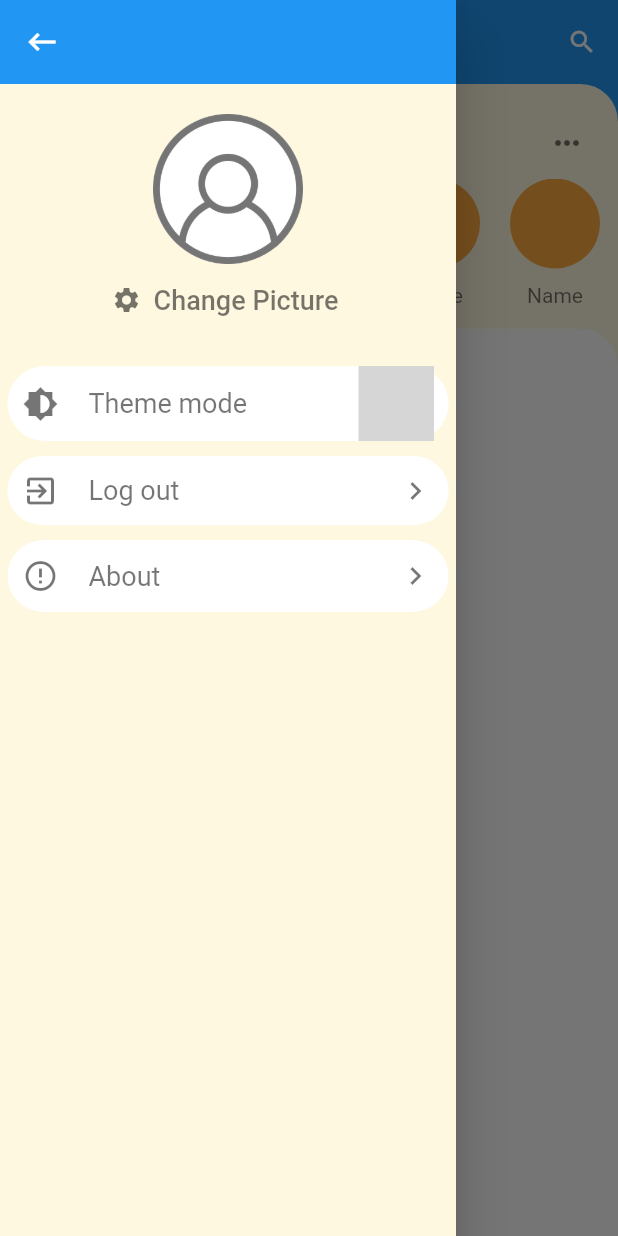
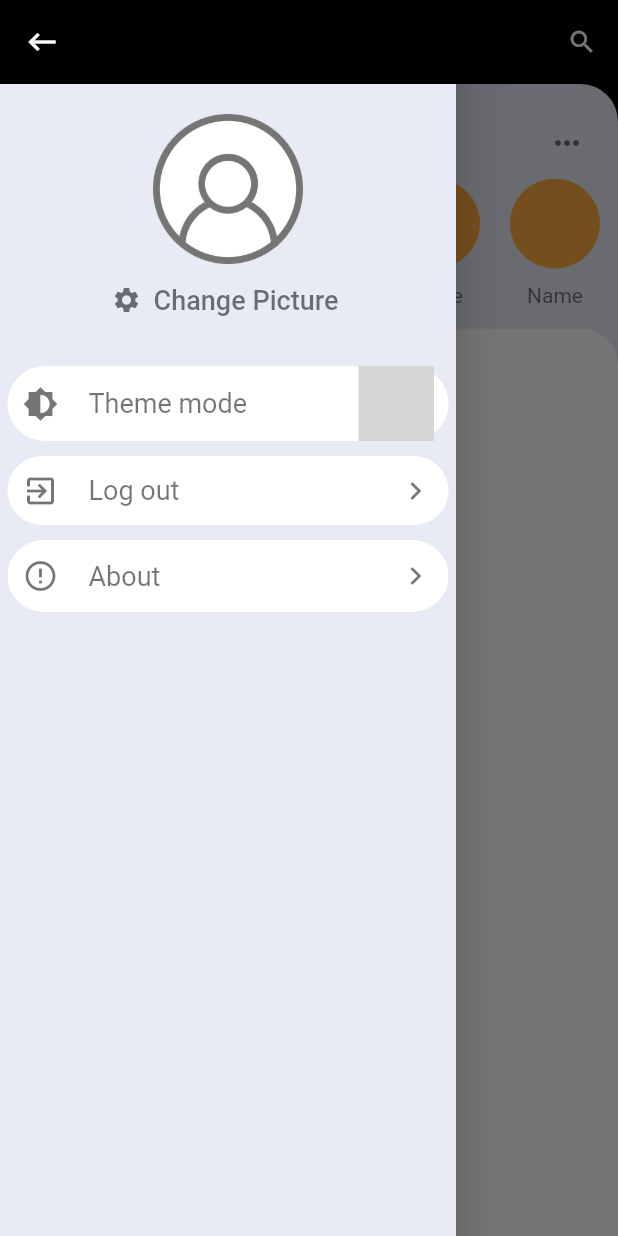
Before and after one commit to YusufAbdelaziz/chat_app, a Flutter app: the ChatListScreen screen opened directly, in the side drawer, after a tap on "Theme mode", on a phone screen of 412 x 824 dp. Run offline on Flutter 3.47's test engine with Material 2 defaults, Android fonts, the phone set to English and light mode, and no system bars; drawn by our look-alikes of auto_size_text, flare_flutter; our stand-ins replace bloc, cloud_firestore, connectivity, equatable, firebase_auth, flutter_bloc and 6 more; missing offline and left inert: emoji_picker, flare_splash_screen, flutter_facebook_login; accounts and stored records are empty; grey boxes are pictures that could not be loaded.

Commit message:
Adding dark theme.
- Adding theme_bloc.dart which is responsible of switching between different mode.
- Adding comments in auth_repository.dart, user_repository.dart and firestore_repository.dart.
- Fetching user data from Hive in main method so you can determine if the user is authenticated or what theme has the user chosen early.
- Adding theme_mode.dart class which has the different themes to use or change.
- Adding theme setter and getter methods in user_repository.dart.

```diff
--- a/lib/api/firestore_repository.dart
+++ b/lib/api/firestore_repository.dart
@@ -21,6 +21,8 @@ class FirestoreRepository {
 
   /// Adding the user to the firestore database.
   Future<void> addFirestoreUser({@required Map<String, dynamic> userData}) async {
+    /// The document id should be the user email as the id of the user changes so you don't want
+    /// duplicate documents.
     await _firestoreInstance.collection('users').document(userData['userEmail']).setData(userData);
   }
 
--- a/lib/api/user_repository.dart
+++ b/lib/api/user_repository.dart
@@ -2,7 +2,7 @@ import 'package:firebase_auth/firebase_auth.dart';
 import 'package:flutter/cupertino.dart';
 import 'package:google_sign_in/google_sign_in.dart';
 import 'package:hive/hive.dart';
-import 'dart:convert';
+
 import '../models/user.dart';
 
 /// A Singleton class that is capable of changing the user data.
@@ -19,6 +19,8 @@ class UserRepository {
     await saveUserData();
   }
 
+  /// Updates the user model with what you get from facebook account like email, display name,
+  /// and photo url.
   Future<void> updateFacebookUserInfo(
       {@required Map<String, dynamic> profileData, @required FirebaseUser firebaseUser}) async {
     _user.name = profileData['name'];
@@ -28,10 +30,12 @@ class UserRepository {
     await _updateUserInfo(firebaseUser: firebaseUser);
   }
 
+  /// Updating the user model when user signs in.
   Future<void> updateSignInUserInfo({@required FirebaseUser firebaseUser}) async {
     await _updateUserInfo(firebaseUser: firebaseUser);
   }
 
+  /// Updating the user model when user signs up.
   Future<void> updateSignUpUserInfo(
       {@required FirebaseUser firebaseUser, @required String name}) async {
     _user.name = name;
@@ -41,6 +45,7 @@ class UserRepository {
     await _updateUserInfo(firebaseUser: firebaseUser);
   }
 
+  /// Updates the user model with what you get from google account like email, display name, and photo url.
   Future<void> updateGoogleUserInfo(
       {@required GoogleSignInAccount googleAccount, @required FirebaseUser firebaseUser}) async {
     _user.name = googleAccount.displayName;
@@ -53,7 +58,7 @@ class UserRepository {
   /// Saves user data using Hive.
   Future<void> saveUserData() async {
     /// Declare the userBox variable then check if there's a box opened or not, so you cover the
-    /// scenario in which the user may log in so the his data is saved and logged out so his data is
+    /// scenario in which the user may log in so his data is saved and then he logged out so his data is
     /// removed therefore the box is removed and lastly the user logged in again so you have to re-
     /// create the box once again.
     Box<dynamic> userBox;
@@ -64,37 +69,41 @@ class UserRepository {
     userBox.put(0, _user.toJson());
   }
 
-  /// Fetches data from Hive
+  /// Fetches data from Hive.
   Future<void> fetchUserData() async {
     var userBox = await Hive.openBox(userBoxName);
     if (userBox.isNotEmpty) {
       print('we got dataaaa');
-      _user.changeSingletonFromJson(userBox.getAt(0));
+      _user.changeUserFromJson(userBox.getAt(0));
     } else {
       print('box is empty');
     }
   }
 
-  /// Deletes the user info from the app and setting the token to null to return back to auth screen.
+  /// Deletes the user info from the app and sets the token to null to return back to auth screen.
   Future<void> clearUserData() async {
     await Hive.deleteBoxFromDisk(userBoxName);
     _user.token = null;
     _user.isVerified = false;
   }
 
+  /// Checks the if the token is not null and the token is not expired.
   bool isUserValid() {
     return _user.token != null && _user.tokenExpiryDate.isAfter(DateTime.now());
   }
 
-  void verifyEmail() {
+  /// Verifying the user at runtime and saves the verification state using Hive.
+  Future<void> verifyEmail() async {
     _user.isVerified = true;
-    saveUserData();
+    await saveUserData();
   }
 
+  /// Checks of the user is authenticated or not.
   bool isUserEmailVerified() {
     return _user.isVerified;
   }
 
+  /// Gets map of user information to store it in firestore database.
   Map<String, dynamic> getFirestoreUserData() {
     return {
       'name': _user.name,
@@ -103,6 +112,13 @@ class UserRepository {
       'id': _user.id
     };
   }
+
+  Future<void> setUserTheme({@required isDarkMode}) async {
+    _user.isDarkMode = isDarkMode;
+    await saveUserData();
+  }
+
+  bool get isDarkMode => _user.isDarkMode;
 
   static UserRepository _userRepository;
   UserRepository._();
--- a/lib/bloc/auth_bloc/auth_bloc.dart
+++ b/lib/bloc/auth_bloc/auth_bloc.dart
@@ -6,7 +6,7 @@ import 'package:bloc/bloc.dart';
 import 'package:chatapp/api/auth_repository.dart';
 import './bloc.dart';
 
-/// This BLoC is responsible of tracking the authentication status of the user.
+/// Responsible of tracking the authentication status of the user.
 class AuthBloc extends Bloc<AuthEvent, AuthState> {
   final AuthRepository authRepository;
   bool isUserAuthenticated;
@@ -50,7 +50,10 @@ class AuthBloc extends Bloc<AuthEvent, AuthState> {
       isUserEmailVerified = authRepository.isUserEmailVerified();
     } else if (event is LoggedOut) {
       try {
+        /// After logging out, change the local variable.
         await authRepository.logOut();
+        isUserAuthenticated = await authRepository.isUserAuthenticated();
+        isUserEmailVerified = authRepository.isUserEmailVerified();
         yield LogoutSuccess();
       } catch (e, stacktrace) {
         print('LoggedOut stack trace --> ${stacktrace.toString()}');
--- /dev/null
+++ b/lib/bloc/theme_bloc/bloc.dart
@@ -0,0 +1,3 @@
+export 'theme_bloc.dart';
+export 'theme_event.dart';
+export 'theme_state.dart';
--- /dev/null
+++ b/lib/bloc/theme_bloc/theme_bloc.dart
@@ -0,0 +1,48 @@
+import 'dart:async';
+import 'package:bloc/bloc.dart';
+import 'package:chatapp/api/user_repository.dart';
+import 'package:flutter/cupertino.dart';
+import 'package:flutter/foundation.dart';
+import './bloc.dart';
+
+/// Responsible of checking the current theme and switching between the different themes.
+class ThemeBloc extends Bloc<ThemeEvent, ThemeState> {
+  final UserRepository userRepository;
+  final Brightness brightness;
+  ThemeBloc({@required this.userRepository, @required this.brightness});
+  @override
+  ThemeState get initialState => InitialThemeState();
+
+  @override
+  Stream<ThemeState> mapEventToState(
+    ThemeEvent event,
+  ) async* {
+    if (event is ThemeChecked) {
+      if (userRepository.isDarkMode == null) {
+        if (brightness == Brightness.light) {
+          userRepository.setUserTheme(isDarkMode: false);
+          yield LightMode();
+        } else {
+          userRepository.setUserTheme(isDarkMode: true);
+          yield DarkMode();
+        }
+      } else {
+        if (userRepository.isDarkMode) {
+          userRepository.setUserTheme(isDarkMode: true);
+          yield DarkMode();
+        } else {
+          userRepository.setUserTheme(isDarkMode: false);
+          yield LightMode();
+        }
+      }
+    } else if (event is ThemeSwitched) {
+      if (event.isDarkMode) {
+        userRepository.setUserTheme(isDarkMode: true);
+        yield DarkMode();
+      } else {
+        userRepository.setUserTheme(isDarkMode: false);
+        yield LightMode();
+      }
+    }
+  }
+}
--- /dev/null
+++ b/lib/bloc/theme_bloc/theme_event.dart
@@ -0,0 +1,20 @@
+import 'package:equatable/equatable.dart';
+import 'package:flutter/foundation.dart';
+
+abstract class ThemeEvent extends Equatable {
+  const ThemeEvent();
+}
+
+class ThemeChecked extends ThemeEvent {
+  @override
+  List<Object> get props => [];
+}
+
+class ThemeSwitched extends ThemeEvent {
+  final bool isDarkMode;
+
+  ThemeSwitched({@required this.isDarkMode});
+
+  @override
+  List<Object> get props => [];
+}
--- /dev/null
+++ b/lib/bloc/theme_bloc/theme_state.dart
@@ -0,0 +1,20 @@
+import 'package:equatable/equatable.dart';
+
+abstract class ThemeState extends Equatable {
+  const ThemeState();
+}
+
+class InitialThemeState extends ThemeState {
+  @override
+  List<Object> get props => [];
+}
+
+class DarkMode extends ThemeState {
+  @override
+  List<Object> get props => [];
+}
+
+class LightMode extends ThemeState {
+  @override
+  List<Object> get props => [];
+}
--- a/lib/models/user.dart
+++ b/lib/models/user.dart
@@ -30,11 +30,11 @@ class User {
       'email': _user.email,
       'isVerified': _user.isVerified,
       'themeMode': _user.isDarkMode,
-      'tokenExpiryDate': _user.tokenExpiryDate.toIso8601String()
+      'tokenExpiryDate': _user.tokenExpiryDate?.toIso8601String()
     });
   }
 
-  void changeSingletonFromJson(String userJson) {
+  void changeUserFromJson(String userJson) {
     final jsonMap = json.decode(userJson) as Map<String, dynamic>;
     _user.isDarkMode = jsonMap['themeMode'];
     _user.token = jsonMap['token'];
--- a/lib/screens/auth_screen/auth_screen_form.dart
+++ b/lib/screens/auth_screen/auth_screen_form.dart
@@ -146,7 +146,7 @@ class _AuthScreenFormState extends State<AuthScreenForm> {
                         Scaffold.of(context).showSnackBar(SnackBar(
                           content: Text(
                             state.errorMessage,
-                          ),
+                          ),duration: Duration(seconds: 5),
                           backgroundColor: Theme.of(context).errorColor,
                           action: SnackBarAction(
                             onPressed: () => Scaffold.of(context).hideCurrentSnackBar(),
--- a/lib/screens/chat_list_screen/chat_list_screen.dart
+++ b/lib/screens/chat_list_screen/chat_list_screen.dart
@@ -11,7 +11,6 @@ class ChatListScreen extends StatefulWidget {
 }
 
 class _ChatListScreenState extends State<ChatListScreen> {
-
   @override
   Widget build(BuildContext context) {
     final height = MediaQuery.of(context).size.height;
@@ -38,7 +37,7 @@ class _ChatListScreenState extends State<ChatListScreen> {
           height: height,
           width: width,
           decoration: BoxDecoration(
-              color: Colors.amber.shade50,
+              color: Theme.of(context).canvasColor,
               borderRadius:
                   BorderRadius.only(topLeft: Radius.circular(25), topRight: Radius.circular(25))),
           child: BlocConsumer<AllContactsBloc, AllContactsState>(
--- /dev/null
+++ b/lib/utilities/theme_mode.dart
@@ -0,0 +1,62 @@
+import 'package:flutter/material.dart';
+
+/// Responsible of changing between dark and light modes.
+class CustomThemeMode {
+  static final light = ThemeData(
+      primaryColor: Colors.blue,
+      accentColor: Colors.white,
+      cursorColor: Colors.blue,
+      canvasColor: Colors.amber.shade50,
+      buttonColor: Colors.black54,
+      backgroundColor: Colors.white,
+      scaffoldBackgroundColor: Colors.blue,
+      fontFamily: 'Roboto',
+      textTheme: TextTheme(
+
+          /// For last message.
+          headline5: TextStyle(color: Colors.black, fontSize: 14, fontWeight: FontWeight.w500),
+          headline1: TextStyle(color: Colors.white, fontSize: 24, fontWeight: FontWeight.bold),
+          bodyText1: TextStyle(color: Colors.white, fontSize: 16),
+
+          /// For Contacts names
+          headline4: TextStyle(color: Colors.black.withOpacity(0.55), fontSize: 14),
+
+          /// Bigger Contacts name
+          headline6: TextStyle(color: Colors.black.withOpacity(0.55), fontSize: 16),
+
+          /// For drawer
+          headline2: TextStyle(color: Colors.black54, fontSize: 18),
+          button: TextStyle(
+            color: Colors.black.withOpacity(0.5),
+            fontSize: 18,
+          )));
+
+  static final dark = ThemeData(
+      primaryColor: Colors.black,
+      accentColor: Colors.white,
+      cursorColor: Colors.blue,
+      canvasColor: Colors.indigo.shade50,
+      buttonColor: Colors.black54,
+      backgroundColor: Colors.white,
+      scaffoldBackgroundColor: Colors.black,
+      fontFamily: 'Roboto',
+      textTheme: TextTheme(
+
+          /// For last message.
+          headline5: TextStyle(color: Colors.black, fontSize: 14, fontWeight: FontWeight.w500),
+          headline1: TextStyle(color: Colors.black, fontSize: 24, fontWeight: FontWeight.bold),
+          bodyText1: TextStyle(color: Colors.black, fontSize: 16),
+
+          /// For Contacts names
+          headline4: TextStyle(color: Colors.black.withOpacity(0.55), fontSize: 14),
+
+          /// Bigger Contacts name
+          headline6: TextStyle(color: Colors.black.withOpacity(0.55), fontSize: 16),
+
+          /// For drawer
+          headline2: TextStyle(color: Colors.black54, fontSize: 18),
+          button: TextStyle(
+            color: Colors.black.withOpacity(0.5),
+            fontSize: 18,
+          )));
+}
--- a/lib/widgets/chat_list/custom_drawer.dart
+++ b/lib/widgets/chat_list/custom_drawer.dart
@@ -1,5 +1,6 @@
 import 'package:chatapp/bloc/auth_bloc/bloc.dart';
 import 'package:chatapp/bloc/rive_actor/bloc.dart';
+import 'package:chatapp/bloc/theme_bloc/bloc.dart';
 import 'package:chatapp/models/user.dart';
 import 'package:chatapp/widgets/chat_list/custom_list_tile.dart';
 import 'package:flare_flutter/flare_actor.dart';
@@ -17,9 +18,13 @@ class CustomDrawer extends StatelessWidget {
     final width = MediaQuery.of(context).size.width;
     final height = MediaQuery.of(context).size.height;
     return BlocProvider<RiveActorBloc>(
-      /// TODO : Change how the event is triggered with respect to the theme
-      create: (context) => RiveActorBloc()
-        ..add(DayEvent(animationName: user.isDarkMode ?? false ? nightIdle : dayIdle)),
+      create: (context) {
+        if (user.isDarkMode) {
+          return RiveActorBloc()..add(NightEvent(animationName: nightIdle));
+        } else {
+          return RiveActorBloc()..add(DayEvent(animationName: dayIdle));
+        }
+      },
       child: Builder(
         builder: (ctx) => Drawer(
             child: Column(
@@ -37,7 +42,7 @@ class CustomDrawer extends StatelessWidget {
               child: Container(
                 padding: EdgeInsets.symmetric(vertical: 20),
                 width: width,
-                color: Colors.amber.shade50,
+                color: Theme.of(context).canvasColor,
                 child: Column(
                   crossAxisAlignment: CrossAxisAlignment.center,
                   children: <Widget>[
@@ -82,9 +87,11 @@ class CustomDrawer extends StatelessWidget {
                         if (currentState is NightState) {
                           BlocProvider.of<RiveActorBloc>(ctx)
                               .add(SwitchingEvent(animationName: switchDay));
+                          BlocProvider.of<ThemeBloc>(context).add(ThemeSwitched(isDarkMode: false));
                         } else if (currentState is DayState) {
                           BlocProvider.of<RiveActorBloc>(ctx)
                               .add(SwitchingEvent(animationName: switchNight));
+                          BlocProvider.of<ThemeBloc>(context).add(ThemeSwitched(isDarkMode: true));
                         }
                       },
                       trailingWidget:
```
Also changed, not shown: lib/api/auth_repository.dart (+11 -3 lines), lib/main.dart (+26 -36 lines), lib/utilities/test.dart (deleted, +0 -42 lines).
